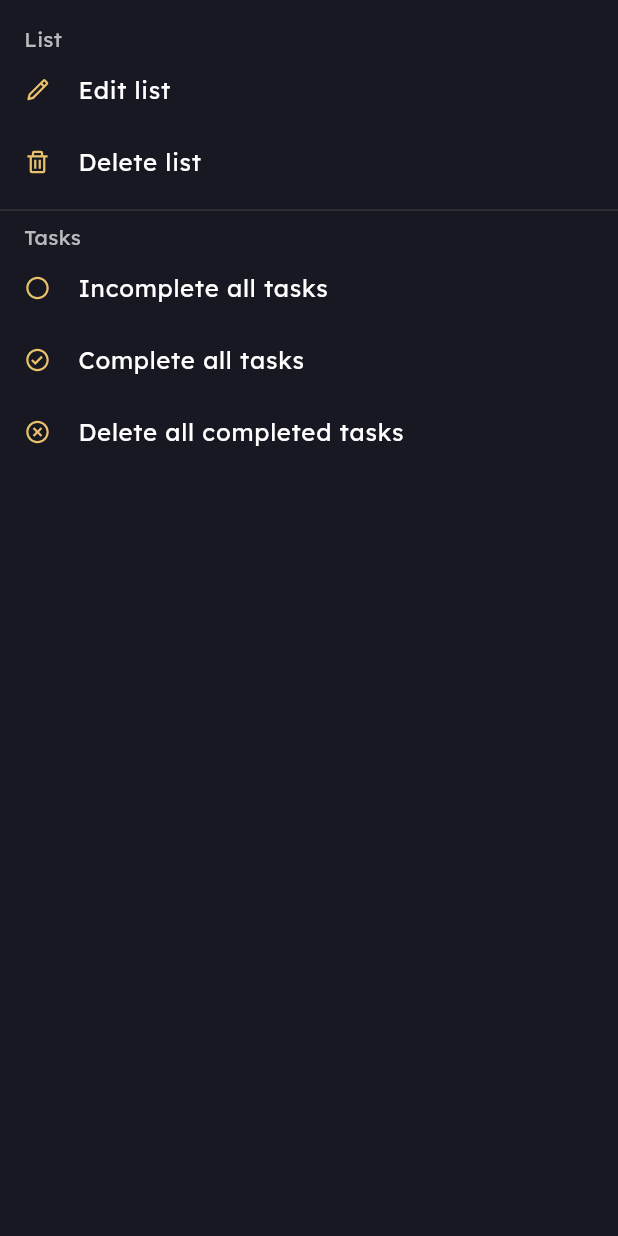
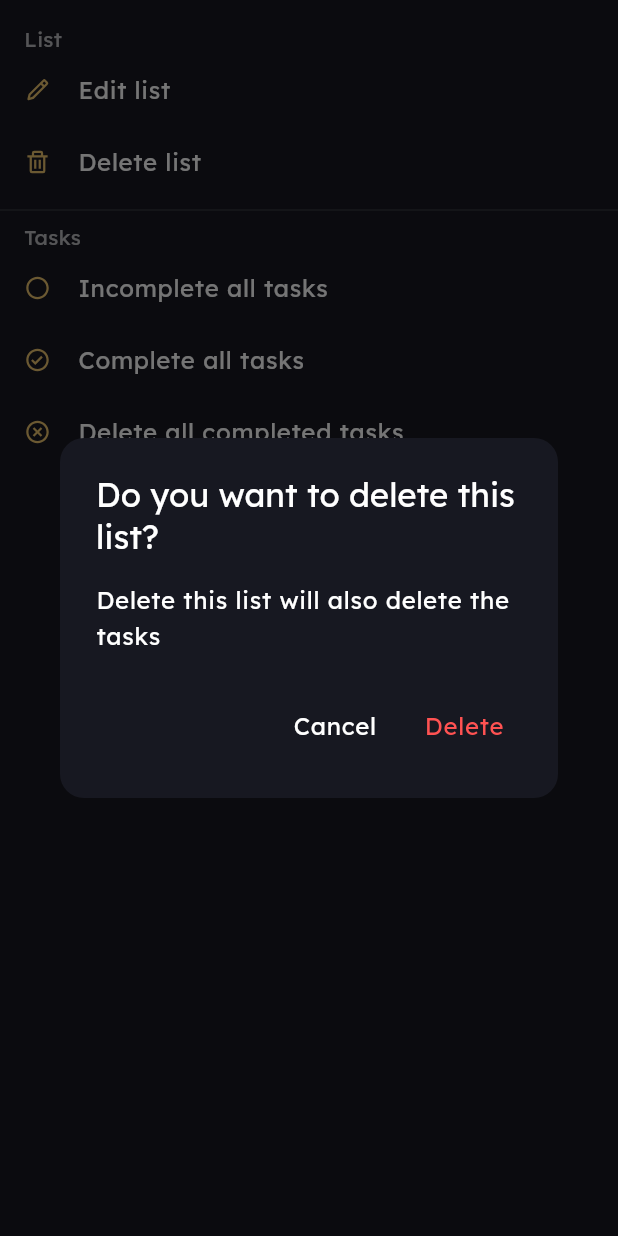
Before and after one commit to axelromandev/tasking_app, a Flutter app: the ModalListTasksOptions widget shown alone on an empty page, opened directly, after a tap on "Delete list", on a phone screen of 412 x 824 dp. Run offline on Flutter 3.47's test engine with Material 3 defaults, Android fonts, the phone set to English and light mode, and no system bars; our stand-ins replace calendar_date_picker2, firebase_auth, firebase_core, flutter_dotenv, flutter_local_notifications, flutter_riverpod and 15 more; missing offline and left inert: flex_color_picker; accounts and stored records are empty; generated files the repository leaves out were written again.

Commit message:
✨ feat: Add delete list confirmation modal

```diff
--- a/lib/features/presentation/widgets/modal_list_tasks_options.dart
+++ b/lib/features/presentation/widgets/modal_list_tasks_options.dart
@@ -13,6 +13,7 @@ class ModalListTasksOptions extends ConsumerWidget {
 
   @override
   Widget build(BuildContext context, WidgetRef ref) {
+    final style = Theme.of(context).textTheme;
     final colors = Theme.of(context).colorScheme;
 
     ListTasks? list = ref.watch(listTasksProvider);
@@ -47,7 +48,31 @@ class ModalListTasksOptions extends ConsumerWidget {
               title: const Text('Edit list'),
             ),
             ListTile(
-              onTap: () {},
+              onTap: () => showDialog(
+                context: context,
+                builder: (_) => AlertDialog(
+                  title: Text('Do you want to delete this list?',
+                      style: style.titleLarge),
+                  content: Text('Delete this list will also delete the tasks',
+                      style: style.bodyLarge),
+                  actions: [
+                    TextButton(
+                      onPressed: () {},
+                      child: Text('Cancel',
+                          style: style.bodyLarge?.copyWith(
+                            color: Colors.white,
+                          )),
+                    ),
+                    TextButton(
+                      onPressed: () {},
+                      child: Text('Delete',
+                          style: style.bodyLarge?.copyWith(
+                            color: Colors.redAccent,
+                          )),
+                    ),
+                  ],
+                ),
+              ),
               shape:
                   const RoundedRectangleBorder(borderRadius: BorderRadius.zero),
               visualDensity: VisualDensity.compact,
```
